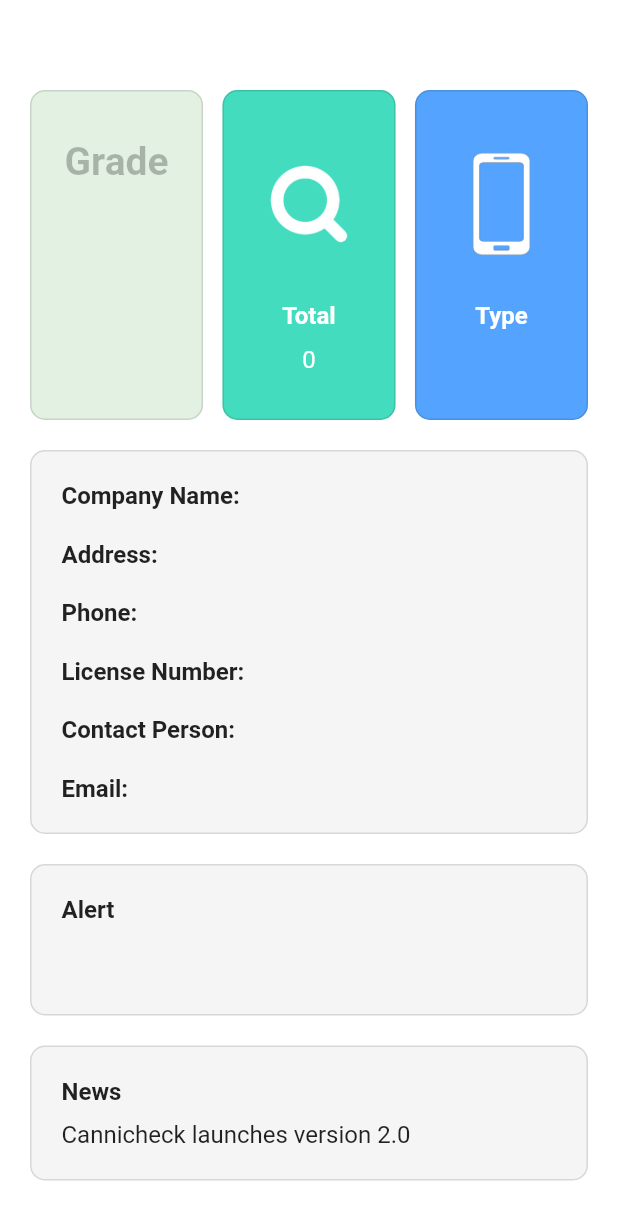
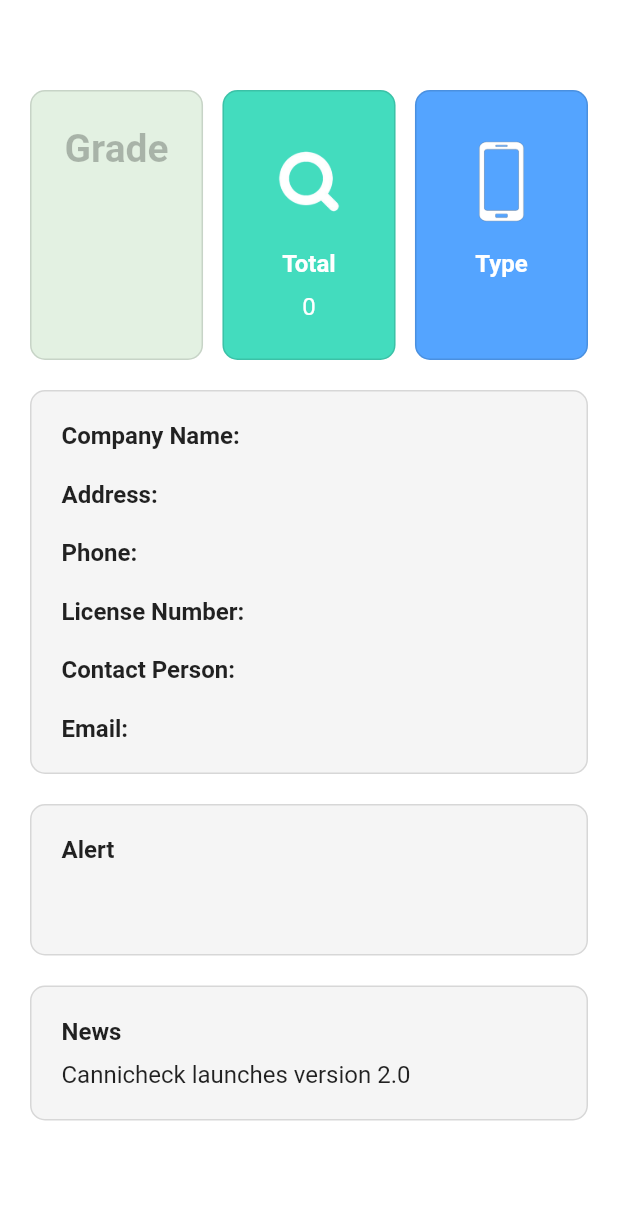
Before and after one commit to Apollonstarlet/Business-flutter-app, a Flutter app: the HomePage screen opened directly with empty values, on a phone screen of 412 x 824 dp. Shown: the top 1220 px of the screen. Run offline on Flutter 3.47's test engine with Material 2 defaults, Android fonts, the phone set to English and light mode, and no system bars; our stand-ins replace file_picker, flutter_easyloading, flutter_feather_icons, shared_preferences, webview_flutter; missing offline and left inert: http_auth; accounts and stored records are empty.

Commit message:
bug fixing

```diff
--- a/lib/views/home.dart
+++ b/lib/views/home.dart
@@ -37,7 +37,7 @@ class _HomePageState extends State<HomePage> {
                       children: [
                         Container(
                           width: MediaQuery.of(context).size.width*0.28,
-                          height: 220,
+                          height: 180,
                           padding: EdgeInsets.symmetric(vertical: 10, horizontal: 10),
                           decoration: BoxDecoration(
                               border: Border.all(
@@ -51,13 +51,13 @@ class _HomePageState extends State<HomePage> {
                             children: [
                               Text("Grade", style: TextStyle(fontWeight: FontWeight.bold, fontSize: 26, color: Colors.black26),),
                               SizedBox(height: 20,),
-                              Text(widget.user!.score, style: TextStyle(fontWeight: FontWeight.bold, fontSize: 90, color: Colors.green),),
+                              Text(widget.user!.score, style: TextStyle(fontWeight: FontWeight.bold, fontSize: 70, color: Colors.green),),
                             ],
                           )
                         ),
                         Container(
                           width: MediaQuery.of(context).size.width*0.28,
-                          height: 220,
+                          height: 180,
                           padding: EdgeInsets.symmetric(vertical: 10, horizontal: 10),
                           decoration: BoxDecoration(
                               border: Border.all(
@@ -70,10 +70,10 @@ class _HomePageState extends State<HomePage> {
                             mainAxisAlignment: MainAxisAlignment.center,
                             children: [
                               Container(
-                                width: 90, height: 90,
+                                width: 70, height: 70,
                                 child:Image.asset('assets/images/search.png'),
                               ),
-                              SizedBox(height: 20,),
+                              SizedBox(height: 10,),
                               Text("Total", style: TextStyle(fontWeight: FontWeight.bold, fontSize: 16, color: Colors.white),),
                               SizedBox(height: 10,),
                               Text(widget.user!.numberSearch.toString(), style: TextStyle(fontSize: 16, color: Colors.white),),
@@ -82,7 +82,7 @@ class _HomePageState extends State<HomePage> {
                         ),
                         Container(
                           width: MediaQuery.of(context).size.width*0.28,
-                          height: 220,
+                          height: 180,
                           padding: EdgeInsets.symmetric(vertical: 10, horizontal: 10),
                           decoration: BoxDecoration(
                               border: Border.all(
@@ -95,9 +95,9 @@ class _HomePageState extends State<HomePage> {
                             mainAxisAlignment: MainAxisAlignment.center,
                             children: [
                               Container(
-                                  height: 90, width: 90,
+                                  height: 70, width: 70,
                                   child: Image.asset('assets/images/mobile.png')),
-                              SizedBox(height: 20,),
+                              SizedBox(height: 10,),
                               Text("Type", style: TextStyle(fontWeight: FontWeight.bold, fontSize: 16, color: Colors.white),),
                               SizedBox(height: 10,),
                               Text(widget.user!.typeOfBusiness, style: TextStyle(fontSize: 16, color: Colors.white),),
```
Also changed, not shown: lib/views/search_business.dart (+1 -12 lines), 1 other file.
